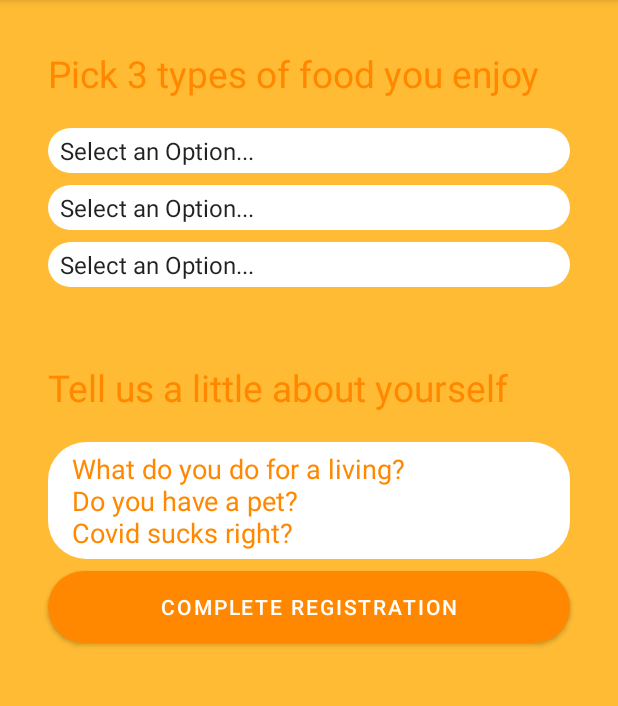
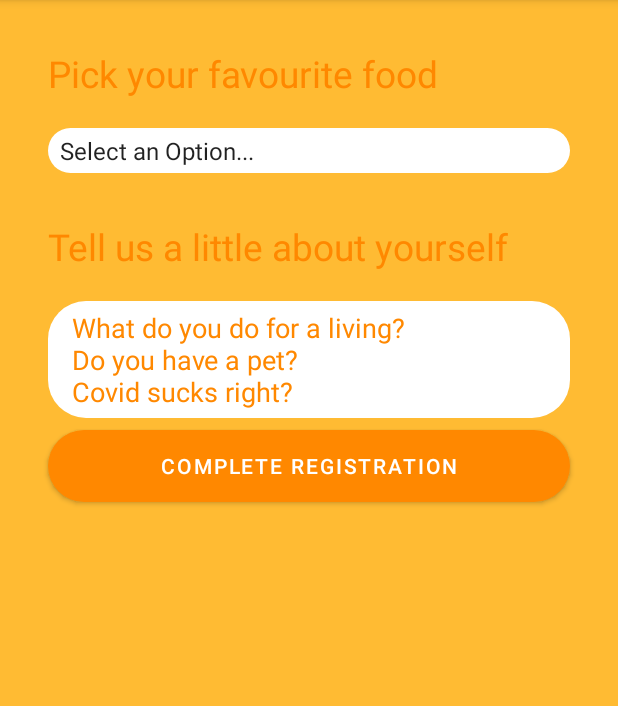
Before and after one commit to Cousinso/FoodiesApp, an Android app: the ProfileActivity screen opened directly, with no data from a screen before it, on a phone screen of 412 x 824 dp, the part 84-790 px from its top. Run offline under Robolectric (Android 15) with nearby library versions, the phone set to English and light mode, and no system bars; our stand-ins replace Firebase (no records; nobody signed in at launch, a user with empty details on screens opened directly).

Commit message:
profile.WIP2

```diff
--- a/app/src/main/java/com/example/froupapplication/ProfileActivity.kt
+++ b/app/src/main/java/com/example/froupapplication/ProfileActivity.kt
@@ -4,28 +4,22 @@ import android.content.Intent
 import android.os.Bundle
 import android.util.Log
 import android.view.View
-import android.widget.AdapterView
-import android.widget.ArrayAdapter
-import android.widget.Spinner
-import android.widget.TextView
+import android.widget.*
 import androidx.appcompat.app.AppCompatActivity
-import androidx.appcompat.widget.ActivityChooserView
 import com.google.firebase.auth.FirebaseAuth
+import com.google.firebase.auth.ktx.userProfileChangeRequest
 
 class ProfileActivity: AppCompatActivity(), AdapterView.OnItemSelectedListener {
-    //var result = ""
     var food1 = ""
-    var food2 = ""
-    var food3 = ""
 
     override fun onCreate(savedInstanceState: Bundle?) {
         super.onCreate(savedInstanceState)
         setContentView(R.layout.activity_register_profile)
 
         var spinner1 = findViewById<Spinner>(R.id.foodSpinnerRegister1)
-        var spinner2 = findViewById<Spinner>(R.id.foodSpinnerRegister2)
-        var spinner3 = findViewById<Spinner>(R.id.foodSpinnerRegister3)
         val register = findViewById<TextView>(R.id.registerButtonProfile)
+
+        val bio = findViewById<EditText>(R.id.editTextBio)
 
         // Create an ArrayAdapter using the string array
         ArrayAdapter.createFromResource(
@@ -37,26 +31,31 @@ class ProfileActivity: AppCompatActivity(), AdapterView.OnItemSelectedListener {
             adapter.setDropDownViewResource(android.R.layout.simple_spinner_dropdown_item)
             // Apply the adapter to the spinners
             spinner1.adapter = adapter
-            spinner2.adapter = adapter
-            spinner3.adapter = adapter
         }
 
         spinner1.onItemSelectedListener = this
-        //Log.d("ProfileActivity", "Food1: $result")
-        //food1 = result
-        spinner2.onItemSelectedListener = this
-        //Log.d("ProfileActivity", "Food1: $result")
-        //food2 = result
-        spinner3.onItemSelectedListener = this
-        //Log.d("ProfileActivity", "Food1: $result")
-        //food3 = result
+
+
+        /*val auth = FirebaseAuth.getInstance()
+        val user = auth.currentUser
+
+        val profileUpdates = userProfileChangeRequest {
+
+            user.food = food1
+            user.Bio = bio.text.toString()
+        }
+
+        user!!.updateProfile(profileUpdates).addOnCompleteListener { task ->
+            if (task.isSuccessful) {
+                Log.d("ProfileActivity", "User profile updated.")
+            }
+        }*/
+
 
         // Go to main activity
         register.setOnClickListener {
-
-            Log.d("ProfileActivity", "Food1: $food1")
-            Log.d("ProfileActivity", "Food2: $food2")
-            Log.d("ProfileActivity", "Food3: $food3")
+            Log.d("ProfileActivity", "Food: $food1")
+            Log.d("ProfileActivity", "Bio: ${bio.text.toString()}")
 
             val intent = Intent(this, LatestMessagesActivity::class.java)
             // Clears intent list and back button goes to home screen
@@ -67,13 +66,9 @@ class ProfileActivity: AppCompatActivity(), AdapterView.OnItemSelectedListener {
     override fun onItemSelected(parent: AdapterView<*>?, view: View?, pos: Int, id: Long) {
         //this.result = parent?.getItemAtPosition(pos).toString()
         this.food1 = parent?.getItemAtPosition(pos).toString()
-        this.food2 = parent?.getItemAtPosition(pos).toString()
-        this.food3 = parent?.getItemAtPosition(pos).toString()
     }
     override fun onNothingSelected(parent: AdapterView<*>?) {
         //result = "Please Select an Option"
         food1 = "Please Select an Option"
-        food2 = "Please Select an Option"
-        food3 = "Please Select an Option"
     }
 }
--- a/app/src/main/java/com/example/froupapplication/RegisterActivity.kt
+++ b/app/src/main/java/com/example/froupapplication/RegisterActivity.kt
@@ -138,7 +138,7 @@ class RegisterActivity : AppCompatActivity() {
         val ref = database.getReference("/users/${auth.uid}")
         val username = findViewById<EditText>(R.id.usernameEditTextRegister)
 
-        val user = User(auth.uid ?: "", username.text.toString(), profileImageUrl, "", "", "", "")
+        val user = User(auth.uid ?: "", username.text.toString(), profileImageUrl, "", "")
 
         ref.setValue(user)
             .addOnSuccessListener {
@@ -154,7 +154,7 @@ class RegisterActivity : AppCompatActivity() {
     }
 }
 
-class User(val uid: String, val username: String, val profileImageUrl: String, val food1: String, val food2: String, val food3: String, val Bio: String) {
+class User(val uid: String, val username: String, val profileImageUrl: String, val food: String, val Bio: String) {
     // No-argument constructor
-    constructor() : this("","","","","","","")
+    constructor() : this("","","","","")
 }
--- a/app/src/main/res/layout/activity_register_profile.xml
+++ b/app/src/main/res/layout/activity_register_profile.xml
@@ -16,7 +16,7 @@
         android:layout_marginTop="32dp"
         android:layout_marginEnd="32dp"
         android:layout_marginRight="32dp"
-        android:text="Pick 3 types of food you enjoy"
+        android:text="Pick your favourite food"
         android:textSize="11pt"
         android:textColor="@android:color/holo_orange_dark"
         app:layout_constraintEnd_toEndOf="parent"
@@ -34,7 +34,7 @@
         app:layout_constraintStart_toStartOf="@+id/textView"
         app:layout_constraintTop_toBottomOf="@+id/textView" />
 
-    <Spinner
+    <!--Spinner
         android:id="@+id/foodSpinnerRegister2"
         android:layout_width="0dp"
         android:layout_height="30dp"
@@ -52,20 +52,20 @@
         android:background="@drawable/rounded_edittext"
         app:layout_constraintEnd_toEndOf="@+id/foodSpinnerRegister2"
         app:layout_constraintStart_toStartOf="@+id/foodSpinnerRegister2"
-        app:layout_constraintTop_toBottomOf="@+id/foodSpinnerRegister2" />
+        app:layout_constraintTop_toBottomOf="@+id/foodSpinnerRegister2" /-->
 
     <TextView
         android:id="@+id/textView2"
         android:layout_width="0dp"
         android:layout_height="45dp"
-        android:layout_marginTop="50dp"
+        android:layout_marginTop="32dp"
         android:text="Tell us a little about yourself"
         android:textColor="@android:color/holo_orange_dark"
         android:textSize="11pt"
-        app:layout_constraintEnd_toEndOf="@+id/foodSpinnerRegister3"
+        app:layout_constraintEnd_toEndOf="@+id/foodSpinnerRegister1"
         app:layout_constraintHorizontal_bias="0.0"
-        app:layout_constraintStart_toStartOf="@+id/foodSpinnerRegister3"
-        app:layout_constraintTop_toBottomOf="@+id/foodSpinnerRegister3" />
+        app:layout_constraintStart_toStartOf="@+id/foodSpinnerRegister1"
+        app:layout_constraintTop_toBottomOf="@+id/foodSpinnerRegister1" />
 
     <EditText
         android:id="@+id/editTextBio"
@@ -79,9 +79,8 @@
         android:paddingTop="5dp"
         android:paddingBottom="5dp"
         android:textColorHint="@android:color/holo_orange_dark"
-        app:layout_constraintEnd_toEndOf="@+id/foodSpinnerRegister3"
-        app:layout_constraintHorizontal_bias="0.0"
-        app:layout_constraintStart_toStartOf="@+id/foodSpinnerRegister3"
+        app:layout_constraintEnd_toEndOf="@+id/textView2"
+        app:layout_constraintStart_toStartOf="@+id/textView2"
         app:layout_constraintTop_toBottomOf="@+id/textView2" />
 
     <Button
```
